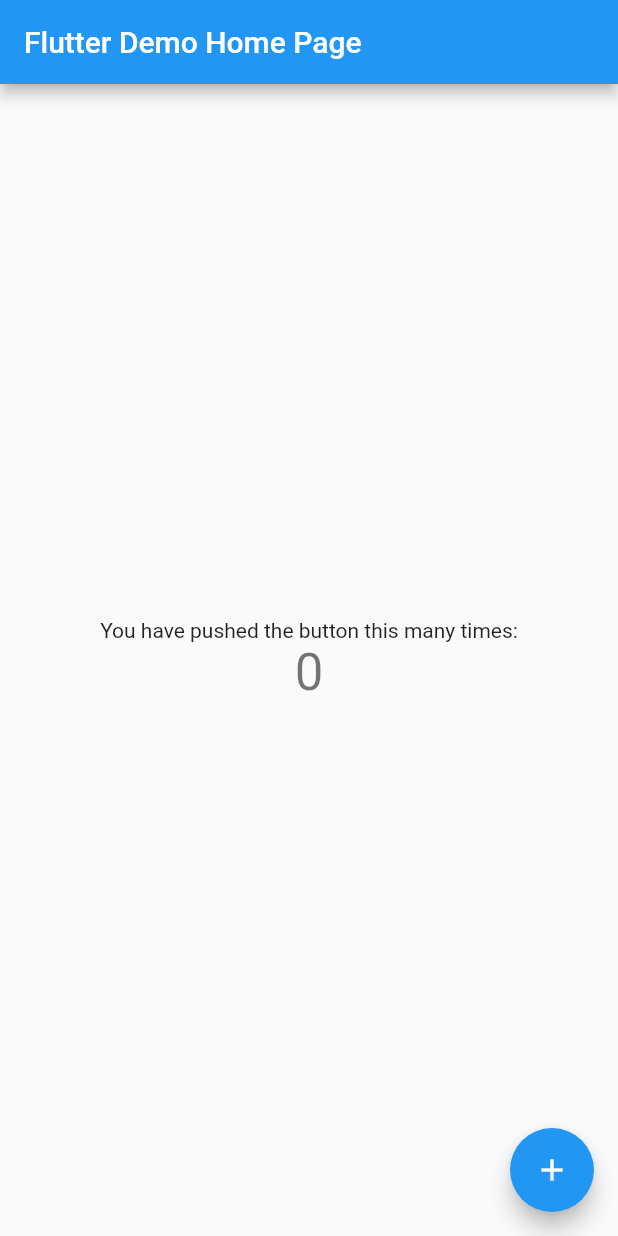
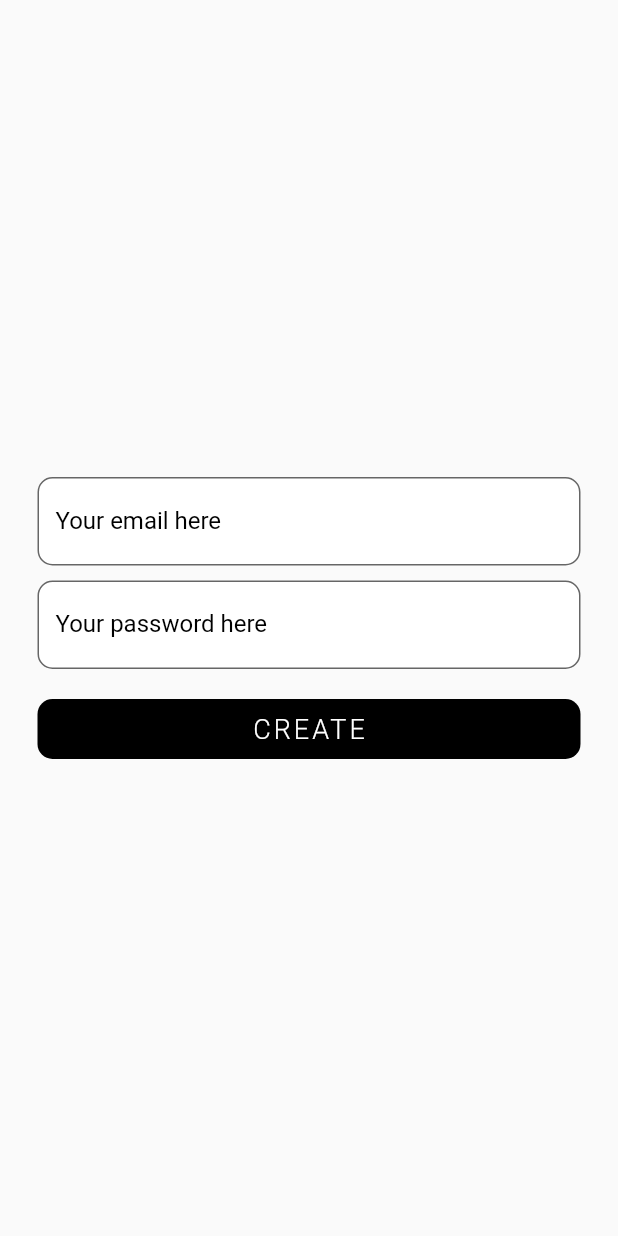
Before and after one commit to bl1nkker/FlutterDotNet, a Flutter app: the screen it shows after launch, on a phone screen of 412 x 824 dp. Run offline on Flutter 3.47's test engine with Material 2 defaults, Android fonts, the phone set to English and light mode, and no system bars.

Commit message:
feat: added login screen

```diff
--- /dev/null
+++ b/lib/home.dart
@@ -0,0 +1,18 @@
+import 'package:flutter/material.dart';
+
+class Home extends StatefulWidget {
+  Home({Key? key}) : super(key: key);
+
+  @override
+  _HomeState createState() => _HomeState();
+}
+
+class _HomeState extends State<Home> {
+  @override
+  Widget build(BuildContext context) {
+    return SafeArea(
+        child: Scaffold(
+      body: Text('Home Screen!'),
+    ));
+  }
+}
--- a/lib/main.dart
+++ b/lib/main.dart
@@ -1,115 +1,36 @@
 import 'package:flutter/material.dart';
+import 'package:flutter_dotnet/home.dart';
+import 'package:flutter_dotnet/screens/login.dart';
 
 void main() {
   runApp(const MyApp());
 }
 
-class MyApp extends StatelessWidget {
+class MyApp extends StatefulWidget {
   const MyApp({Key? key}) : super(key: key);
 
-  // This widget is the root of your application.
+  @override
+  State<MyApp> createState() => _MyAppState();
+}
+
+class _MyAppState extends State<MyApp> {
+  String token = '';
+  @override
+  void initState() {
+    // TODO: implement initState
+    super.initState();
+    // TODO: Shared Preferences token restoration
+    // token = '123';
+  }
+
   @override
   Widget build(BuildContext context) {
     return MaterialApp(
       title: 'Flutter Demo',
       theme: ThemeData(
-        // This is the theme of your application.
-        //
-        // Try running your application with "flutter run". You'll see the
-        // application has a blue toolbar. Then, without quitting the app, try
-        // changing the primarySwatch below to Colors.green and then invoke
-        // "hot reload" (press "r" in the console where you ran "flutter run",
-        // or simply save your changes to "hot reload" in a Flutter IDE).
-        // Notice that the counter didn't reset back to zero; the application
-        // is not restarted.
         primarySwatch: Colors.blue,
       ),
-      home: const MyHomePage(title: 'Flutter Demo Home Page'),
+      home: token.isEmpty ? LoginScreen() : Home(),
     );
   }
 }
-
-class MyHomePage extends StatefulWidget {
-  const MyHomePage({Key? key, required this.title}) : super(key: key);
-
-  // This widget is the home page of your application. It is stateful, meaning
-  // that it has a State object (defined below) that contains fields that affect
-  // how it looks.
-
-  // This class is the configuration for the state. It holds the values (in this
-  // case the title) provided by the parent (in this case the App widget) and
-  // used by the build method of the State. Fields in a Widget subclass are
-  // always marked "final".
-
-  final String title;
-
-  @override
-  State<MyHomePage> createState() => _MyHomePageState();
-}
-
-class _MyHomePageState extends State<MyHomePage> {
-  int _counter = 0;
-
-  void _incrementCounter() {
-    setState(() {
-      // This call to setState tells the Flutter framework that something has
-      // changed in this State, which causes it to rerun the build method below
-      // so that the display can reflect the updated values. If we changed
-      // _counter without calling setState(), then the build method would not be
-      // called again, and so nothing would appear to happen.
-      _counter++;
-    });
-  }
-
-  @override
-  Widget build(BuildContext context) {
-    // This method is rerun every time setState is called, for instance as done
-    // by the _incrementCounter method above.
-    //
-    // The Flutter framework has been optimized to make rerunning build methods
-    // fast, so that you can just rebuild anything that needs updating rather
-    // than having to individually change instances of widgets.
-    return Scaffold(
-      appBar: AppBar(
-        // Here we take the value from the MyHomePage object that was created by
-        // the App.build method, and use it to set our appbar title.
-        title: Text(widget.title),
-      ),
-      body: Center(
-        // Center is a layout widget. It takes a single child and positions it
-        // in the middle of the parent.
-        child: Column(
-          // Column is also a layout widget. It takes a list of children and
-          // arranges them vertically. By default, it sizes itself to fit its
-          // children horizontally, and tries to be as tall as its parent.
-          //
-          // Invoke "debug painting" (press "p" in the console, choose the
-          // "Toggle Debug Paint" action from the Flutter Inspector in Android
-          // Studio, or the "Toggle Debug Paint" command in Visual Studio Code)
-          // to see the wireframe for each widget.
-          //
-          // Column has various properties to control how it sizes itself and
-          // how it positions its children. Here we use mainAxisAlignment to
-          // center the children vertically; the main axis here is the vertical
-          // axis because Columns are vertical (the cross axis would be
-          // horizontal).
-          mainAxisAlignment: MainAxisAlignment.center,
-          children: <Widget>[
-            const Text(
-              'You have pushed the button this many times:',
-            ),
-            Text(
-              '$_counter',
-              style: Theme.of(context).textTheme.headline4,
-            ),
-          ],
-        ),
-      ),
-      floatingActionButton: FloatingActionButton(
-        onPressed: _incrementCounter,
-        tooltip: 'Increment',
-        child: const Icon(Icons.add),
-      ), // This trailing comma makes auto-formatting nicer for build methods.
-    );
-  }
-}
--- /dev/null
+++ b/lib/screens/books_screen.dart
@@ -0,0 +1,15 @@
+import 'package:flutter/material.dart';
+
+class BooksScreen extends StatefulWidget {
+  BooksScreen({Key? key}) : super(key: key);
+
+  @override
+  _BooksScreenState createState() => _BooksScreenState();
+}
+
+class _BooksScreenState extends State<BooksScreen> {
+  @override
+  Widget build(BuildContext context) {
+    return Container();
+  }
+}
--- /dev/null
+++ b/lib/screens/login.dart
@@ -0,0 +1,104 @@
+import "package:flutter/material.dart";
+import 'package:flutter_dotnet/home.dart';
+import 'package:flutter_dotnet/screens/books_screen.dart';
+
+class LoginScreen extends StatefulWidget {
+  LoginScreen({Key? key}) : super(key: key);
+
+  @override
+  _LoginScreenState createState() => _LoginScreenState();
+}
+
+class _LoginScreenState extends State<LoginScreen> {
+  final TextEditingController _emailController = TextEditingController();
+  final TextEditingController _passwordController = TextEditingController();
+
+  @override
+  void initState() {
+    // TODO: implement initState
+    super.initState();
+  }
+
+  void _signInUser() {
+    // Send user credential to server
+    print('User email: ${_emailController.text}');
+    print('User email: ${_passwordController.text}');
+
+    // If response.status == 200:
+    // Save user token to shared_preferences
+    Navigator.push(context,
+        MaterialPageRoute(builder: (BuildContext lowLevelContext) => Home()));
+  }
+
+  @override
+  Widget build(BuildContext context) {
+    return SafeArea(
+        child: Scaffold(
+      body: Padding(
+        padding: const EdgeInsets.symmetric(horizontal: 25.0, vertical: 0.0),
+        child: Column(
+          mainAxisAlignment: MainAxisAlignment.center,
+          children: [
+            TextField(
+                controller: _emailController,
+                decoration: const InputDecoration(
+                  border: OutlineInputBorder(
+                    borderSide: BorderSide(
+                      width: 1,
+                    ),
+                    borderRadius: BorderRadius.all(Radius.circular(10)),
+                  ),
+                  labelText: 'Your email here',
+                  labelStyle: TextStyle(color: Colors.black),
+                  fillColor: Colors.white,
+                  filled: true,
+                ),
+                style: const TextStyle(color: Colors.black),
+                keyboardType: TextInputType.text,
+                textInputAction: TextInputAction.done),
+            const SizedBox(
+              height: 10.0,
+            ),
+            TextField(
+                controller: _passwordController,
+                decoration: const InputDecoration(
+                  border: OutlineInputBorder(
+                    borderSide: BorderSide(
+                      width: 1,
+                    ),
+                    borderRadius: BorderRadius.all(Radius.circular(10)),
+                  ),
+                  labelText: 'Your password here',
+                  labelStyle: TextStyle(color: Colors.black),
+                  fillColor: Colors.white,
+                  filled: true,
+                ),
+                style: const TextStyle(color: Colors.black),
+                keyboardType: TextInputType.visiblePassword,
+                textInputAction: TextInputAction.done),
+            const SizedBox(
+              height: 10.0,
+            ),
+            GestureDetector(
+                onTap: _signInUser,
+                child: Container(
+                  margin: const EdgeInsets.fromLTRB(0, 10, 0, 0),
+                  decoration: BoxDecoration(
+                      color: Colors.black,
+                      borderRadius: BorderRadius.circular(10.0)),
+                  width: MediaQuery.of(context).size.width,
+                  height: 40.0,
+                  child: const Center(
+                      child: Text('CREATE',
+                          style: TextStyle(
+                              color: Colors.white,
+                              fontSize: 18,
+                              fontWeight: FontWeight.w300,
+                              letterSpacing: 2))),
+                ))
+          ],
+        ),
+      ),
+    ));
+  }
+}
```
